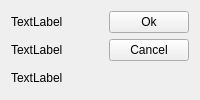
Qt form codigos/C++/pruebas/QtPrueba/mainwindow.ui (nvelozsavino/tesis-nico) before a commit.
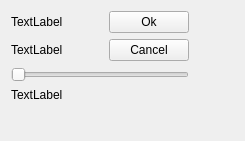
The same form after that commit.

Diff of the .ui file:
```diff
--- a/codigos/C++/pruebas/QtPrueba/mainwindow.ui
+++ b/codigos/C++/pruebas/QtPrueba/mainwindow.ui
@@ -2,6 +2,14 @@
 <ui version="4.0">
  <class>MainWindow</class>
  <widget class="QMainWindow" name="MainWindow">
+  <property name="geometry">
+   <rect>
+    <x>0</x>
+    <y>0</y>
+    <width>245</width>
+    <height>141</height>
+   </rect>
+  </property>
   <property name="sizePolicy">
    <sizepolicy hsizetype="MinimumExpanding" vsizetype="MinimumExpanding">
     <horstretch>0</horstretch>
@@ -83,6 +91,19 @@
         </item>
        </layout>
       </item>
+      <item>
+       <widget class="QSlider" name="horizontalSlider">
+        <property name="minimum">
+         <number>0</number>
+        </property>
+        <property name="maximum">
+         <number>19</number>
+        </property>
+        <property name="orientation">
+         <enum>Qt::Horizontal</enum>
+        </property>
+       </widget>
+      </item>
       <item>
        <widget class="QLabel" name="imagelabel">
         <property name="text">
@@ -92,6 +113,32 @@
       </item>
      </layout>
     </item>
+    <item row="3" column="1">
+     <spacer name="verticalSpacer">
+      <property name="orientation">
+       <enum>Qt::Vertical</enum>
+      </property>
+      <property name="sizeHint" stdset="0">
+       <size>
+        <width>20</width>
+        <height>40</height>
+       </size>
+      </property>
+     </spacer>
+    </item>
+    <item row="2" column="2">
+     <spacer name="horizontalSpacer_2">
+      <property name="orientation">
+       <enum>Qt::Horizontal</enum>
+      </property>
+      <property name="sizeHint" stdset="0">
+       <size>
+        <width>40</width>
+        <height>20</height>
+       </size>
+      </property>
+     </spacer>
+    </item>
    </layout>
   </widget>
  </widget>
```
